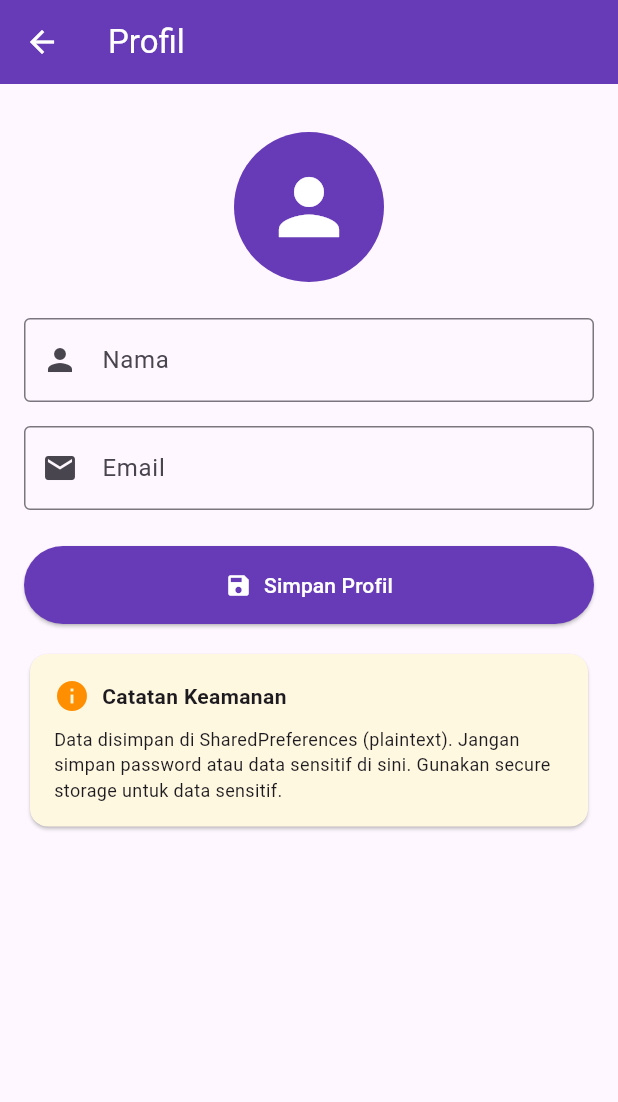
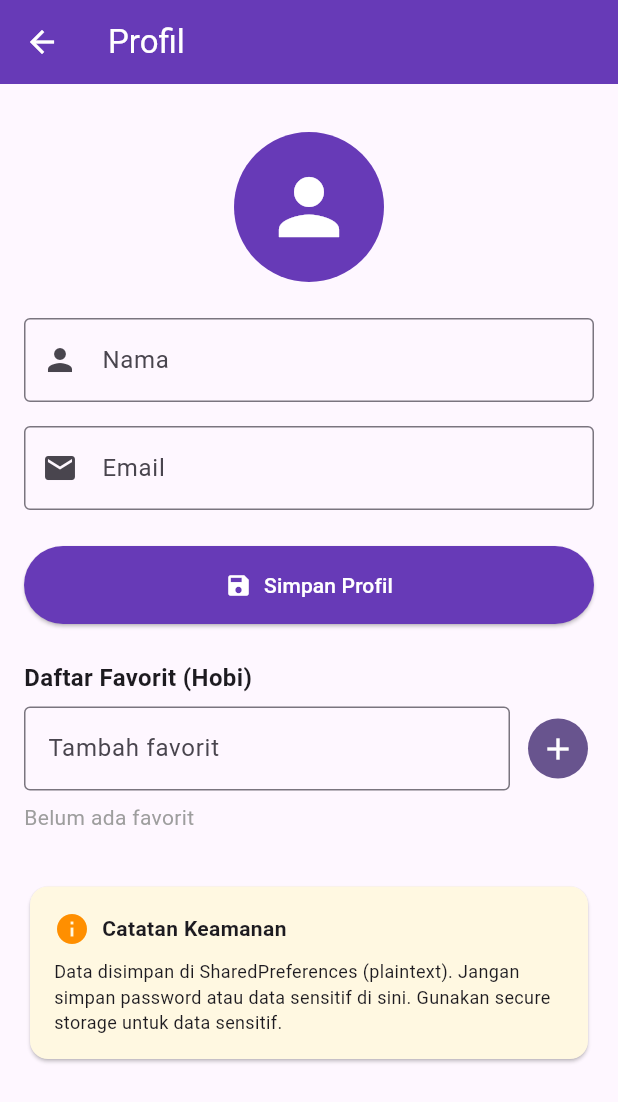
Before and after one commit to 25116571Roy/MobileP4, a Flutter app: the screen it shows after launch, after a tap on "Login / Daftar", on a phone screen of 412 x 824 dp. Shown: the top 1102 px of the screen. Run offline on Flutter 3.47's test engine with Material 3 defaults, Android fonts, the phone set to English and light mode, and no system bars; our stand-ins replace shared_preferences.

Commit message:
latihan 3

```diff
--- a/lib/providers/user_provider.dart
+++ b/lib/providers/user_provider.dart
@@ -11,6 +11,9 @@ class UserProvider extends InheritedWidget {
   final bool isDarkMode;
   final VoidCallback toggleTheme;
   final int visitCount;
+  final List<String> favorites;
+  final Future<void> Function(String) addFavorite;
+  final Future<void> Function(String) removeFavorite;
 
   const UserProvider({
     super.key,
@@ -21,6 +24,9 @@ class UserProvider extends InheritedWidget {
     required this.isDarkMode,
     required this.toggleTheme,
     required this.visitCount,
+    required this.favorites,
+    required this.addFavorite,
+    required this.removeFavorite,
     required super.child,
   });
 
@@ -34,7 +40,8 @@ class UserProvider extends InheritedWidget {
   bool updateShouldNotify(UserProvider oldWidget) {
     return oldWidget.user != user ||
         oldWidget.isLoading != isLoading ||
-        oldWidget.isDarkMode != isDarkMode;
+        oldWidget.isDarkMode != isDarkMode ||
+        oldWidget.favorites != favorites;
   }
 }
 
@@ -51,6 +58,7 @@ class _UserProviderWrapperState extends State<UserProviderWrapper> {
   bool _isLoading = true;
   bool _isDarkMode = false;
   int _visitCount = 0;
+  List<String> _favorites = [];
 
   @override
   void initState() {
@@ -65,10 +73,12 @@ class _UserProviderWrapperState extends State<UserProviderWrapper> {
     final email = prefs.getString('user_email') ?? '';
     final isLoggedIn = prefs.getBool('is_logged_in') ?? false;
     final visitCount = (prefs.getInt('visit_count') ?? 0) + 1;
+    final favorites = prefs.getStringList('favorites') ?? [];
     await prefs.setInt('visit_count', visitCount);
     setState(() {
       _user = User(name: name, email: email, isLoggedIn: isLoggedIn);
       _visitCount = visitCount;
+      _favorites = favorites;
       _isLoading = false;
     });
   }
@@ -95,6 +105,20 @@ class _UserProviderWrapperState extends State<UserProviderWrapper> {
       _isLoading = false;
     });
   }
+
+  Future<void> _addFavorite(String item) async {
+    final newList = [..._favorites, item];
+    final prefs = await SharedPreferences.getInstance();
+    await prefs.setStringList('favorites', newList);
+    if (!mounted) return;
+    setState(() => _favorites = newList);}
+
+Future<void> _removeFavorite(String item) async {
+    final newList = _favorites.where((f) => f != item).toList();
+    final prefs = await SharedPreferences.getInstance();
+    await prefs.setStringList('favorites', newList);
+    if (!mounted) return;
+    setState(() => _favorites = newList);}
   // Logout: hapus data user (kecuali email)
   Future<void> _logout() async {
     final prefs = await SharedPreferences.getInstance();
@@ -123,6 +147,9 @@ class _UserProviderWrapperState extends State<UserProviderWrapper> {
       isDarkMode: _isDarkMode,
       toggleTheme: _toggleTheme,
       visitCount: _visitCount,
+      favorites: _favorites,
+      addFavorite: _addFavorite,
+      removeFavorite: _removeFavorite,
 
       child: MaterialApp(
         title: 'State Preferences',
--- a/lib/screens/profile_screen.dart
+++ b/lib/screens/profile_screen.dart
@@ -10,6 +10,7 @@ class ProfileScreen extends StatefulWidget {
 
 class _ProfileScreenState extends State<ProfileScreen> {
   final _formKey = GlobalKey<FormState>();
+  final _favoriteController = TextEditingController();
   late TextEditingController _nameController;
   late TextEditingController _emailController;
   bool _controllersInitialized = false;
@@ -27,6 +28,7 @@ class _ProfileScreenState extends State<ProfileScreen> {
   void dispose() {
     _nameController.dispose();
     _emailController.dispose();
+    _favoriteController.dispose();
     super.dispose();
   }
 
@@ -47,7 +49,23 @@ class _ProfileScreenState extends State<ProfileScreen> {
       );
     }
   }
+  Future<void> _addFavorite() async {
+      final item = _favoriteController.text.trim();
+      if (item.isEmpty) return;
 
+      final provider = UserProvider.of(context);
+      final exists = provider.favorites
+          .any((f) => f.toLowerCase() == item.toLowerCase());
+      if (exists) {
+        ScaffoldMessenger.of(context).showSnackBar(
+          const SnackBar(content: Text('Item sudah ada di daftar')),
+        );
+        return;
+      }
+
+    await provider.addFavorite(item);
+    _favoriteController.clear();
+}
   void _logout() {
     showDialog(
       context: context,
@@ -155,6 +173,46 @@ class _ProfileScreenState extends State<ProfileScreen> {
                           padding: const EdgeInsets.symmetric(vertical: 16),
                         ),
                       ),
+                      const SizedBox(height: 24),
+                      const Text(
+                        'Daftar Favorit (Hobi)',
+                        style: TextStyle(fontSize: 16, fontWeight: FontWeight.bold),
+                      ),
+                      const SizedBox(height: 8),
+                      Row(
+                        children: [
+                          Expanded(
+                            child: TextField(
+                              controller: _favoriteController,
+                              decoration: const InputDecoration(
+                                labelText: 'Tambah favorit',
+                                border: OutlineInputBorder(),
+                              ),
+                              onSubmitted: (_) => _addFavorite(),
+                            ),
+                          ),
+                          const SizedBox(width: 8),
+                          IconButton.filled(
+                            onPressed: _addFavorite,
+                            icon: const Icon(Icons.add),
+                          ),
+                        ],
+                      ),
+                      const SizedBox(height: 8),
+                      if (provider.favorites.isEmpty)
+                        const Text('Belum ada favorit', style: TextStyle(color: Colors.grey))
+                      else
+                        ...provider.favorites.map(
+                          (item) => ListTile(
+                            leading: const Icon(Icons.favorite, color: Colors.red),
+                            title: Text(item),
+                            trailing: IconButton(
+                              icon: const Icon(Icons.delete),
+                              onPressed: () => provider.removeFavorite(item),
+                            ),
+                          ),
+                        ),
+                      const SizedBox(height: 16),
                       const SizedBox(height: 16),
                       Card(
                         color: Colors.amber[50],
```
